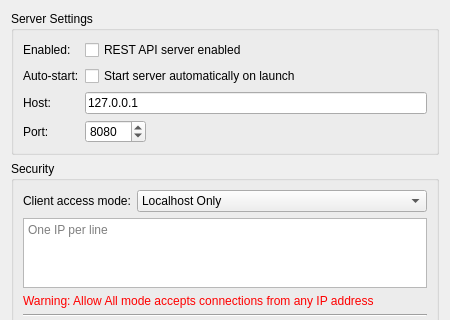
MITK/MITK, file Plugins/org.mitk.gui.qt.restapi/src/internal/QmitkRestApiPreferencesControls.ui: the form before one commit; both pictures show x 0 to 450 and y 0 to 320 of the 450 by 924 pixel window.
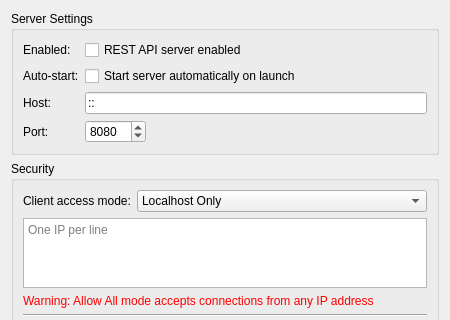
The form after the commit.

Commit message: Changed the default bindings to avoid IPv4 fallback latency on windows which resulted in bad UX.

```diff
--- a/Plugins/org.mitk.gui.qt.restapi/src/internal/QmitkRestApiPreferencesControls.ui
+++ b/Plugins/org.mitk.gui.qt.restapi/src/internal/QmitkRestApiPreferencesControls.ui
@@ -67,7 +67,7 @@
          <string>IP address or hostname to bind the server to (e.g., 127.0.0.1 for localhost only, 0.0.0.0 for all interfaces)</string>
         </property>
         <property name="text">
-         <string>127.0.0.1</string>
+         <string>::</string>
         </property>
        </widget>
       </item>
```
Left out of the diff: 2 changed lines with no effect on the pictures. The commit also changes 3 other files.
